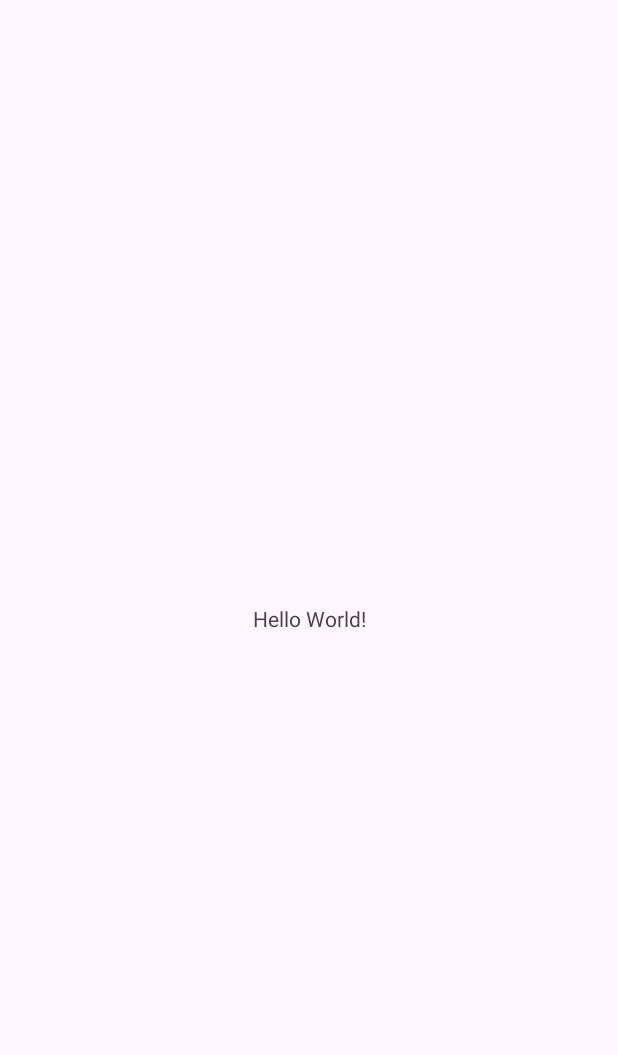
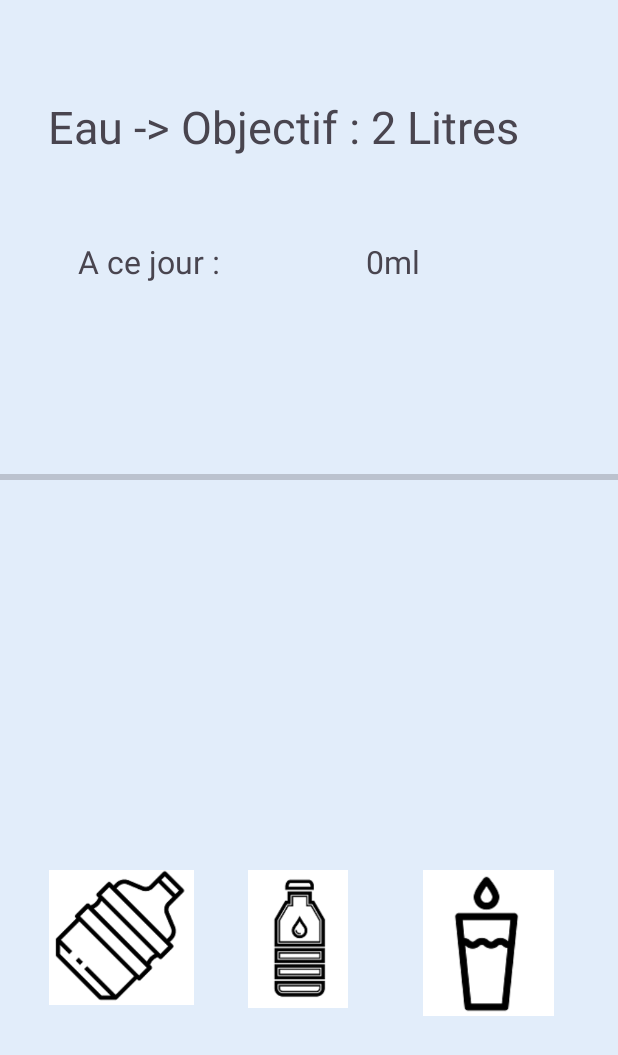
Before and after one commit to yanis3000/PROGRAMATION_ORIENTE_II, an Android app: the screen it shows after launch (MainActivity), on a phone screen of 412 x 824 dp. Before the commit the part shown is almost empty. Shown: the top 1055 px of the screen. Run offline under Robolectric (Android 15) with nearby library versions, the light colour scheme and no system bars.

Commit message:
feat : Annexe3!

```diff
--- /dev/null
+++ b/Annexe3/app/src/main/java/com/example/annexe3/MainActivity.java
@@ -0,0 +1,74 @@
+package com.example.annexe3;
+
+import android.os.Bundle;
+import android.view.View;
+import android.widget.ImageView;
+import android.widget.ProgressBar;
+import android.widget.TextView;
+
+import androidx.activity.EdgeToEdge;
+import androidx.appcompat.app.AppCompatActivity;
+import androidx.core.graphics.Insets;
+import androidx.core.view.ViewCompat;
+import androidx.core.view.WindowInsetsCompat;
+
+public class MainActivity extends AppCompatActivity {
+
+    ImageView imgBidon;
+    ImageView imgBouteille;
+    ImageView imgVerre;
+
+    TextView textmL;
+
+    ProgressBar progressBar;
+
+
+    int quantity;
+
+
+
+
+    @Override
+    protected void onCreate(Bundle savedInstanceState) {
+        super.onCreate(savedInstanceState);
+        EdgeToEdge.enable(this);
+        setContentView(R.layout.activity_main);
+        ViewCompat.setOnApplyWindowInsetsListener(findViewById(R.id.main), (v, insets) -> {
+            Insets systemBars = insets.getInsets(WindowInsetsCompat.Type.systemBars());
+            v.setPadding(systemBars.left, systemBars.top, systemBars.right, systemBars.bottom);
+            return insets;
+        });
+
+        // Initialisation des composants
+        imgBidon = findViewById(R.id.imgBidon);
+        imgBouteille = findViewById(R.id.imgBouteille);
+        imgVerre = findViewById(R.id.imgVerre);
+        textmL = findViewById(R.id.textemL);
+        progressBar = findViewById(R.id.progressBar);
+
+        //Créer un écouteur
+        Ecouteur ec = new Ecouteur();
+
+        imgBidon.setOnClickListener(ec);
+        imgBouteille.setOnClickListener(ec);
+        imgVerre.setOnClickListener(ec);
+
+    }
+
+    private class Ecouteur implements View.OnClickListener {
+        @Override
+        public void onClick(View source) {
+            if (source == imgBidon) quantity += 1500;
+            if (source == imgBouteille) quantity += 330;
+            if (source == imgVerre) quantity += 150;
+
+            progressBar.setProgress(quantity);
+
+            textmL.setText(String.valueOf(quantity) + " ml");
+
+        }
+
+    }
+
+
+}
--- a/Annexe3/app/src/main/java/com/example/annexe3/MainActivity.kt
+++ /dev/null
@@ -1,20 +0,0 @@
-package com.example.annexe3
-
-import android.os.Bundle
-import androidx.activity.enableEdgeToEdge
-import androidx.appcompat.app.AppCompatActivity
-import androidx.core.view.ViewCompat
-import androidx.core.view.WindowInsetsCompat
-
-class MainActivity : AppCompatActivity() {
-    override fun onCreate(savedInstanceState: Bundle?) {
-        super.onCreate(savedInstanceState)
-        enableEdgeToEdge()
-        setContentView(R.layout.activity_main)
-        ViewCompat.setOnApplyWindowInsetsListener(findViewById(R.id.main)) { v, insets ->
-            val systemBars = insets.getInsets(WindowInsetsCompat.Type.systemBars())
-            v.setPadding(systemBars.left, systemBars.top, systemBars.right, systemBars.bottom)
-            insets
-        }
-    }
-}
--- a/Annexe3/app/src/main/res/layout/activity_main.xml
+++ b/Annexe3/app/src/main/res/layout/activity_main.xml
@@ -5,13 +5,80 @@
     android:id="@+id/main"
     android:layout_width="match_parent"
     android:layout_height="match_parent"
+    android:background="#E2EDFA"
     tools:context=".MainActivity">
 
     <TextView
+        android:id="@+id/texteObjectif"
         android:layout_width="wrap_content"
         android:layout_height="wrap_content"
-        android:text="Hello World!"
-        app:layout_constraintBottom_toBottomOf="parent"
+        android:layout_marginStart="32dp"
+        android:layout_marginTop="64dp"
+        android:text="Eau -> Objectif : 2 Litres"
+        android:textSize="30sp"
+        app:layout_constraintStart_toStartOf="parent"
+        app:layout_constraintTop_toTopOf="parent" />
+
+    <TextView
+        android:id="@+id/texteJour"
+        android:layout_width="wrap_content"
+        android:layout_height="wrap_content"
+        android:layout_marginStart="52dp"
+        android:layout_marginTop="160dp"
+        android:text="A ce jour :"
+        android:textSize="21sp"
+        app:layout_constraintStart_toStartOf="parent"
+        app:layout_constraintTop_toTopOf="parent" />
+
+    <TextView
+        android:id="@+id/textemL"
+        android:layout_width="wrap_content"
+        android:layout_height="wrap_content"
+        android:layout_marginStart="244dp"
+        android:layout_marginTop="160dp"
+        android:text="0ml"
+        android:textSize="21sp"
+        app:layout_constraintStart_toStartOf="parent"
+        app:layout_constraintTop_toTopOf="parent" />
+
+    <ImageView
+        android:id="@+id/imgBidon"
+        android:layout_width="98dp"
+        android:layout_height="90dp"
+        android:layout_marginStart="32dp"
+        android:layout_marginTop="580dp"
+        app:layout_constraintStart_toStartOf="parent"
+        app:layout_constraintTop_toTopOf="parent"
+        app:srcCompat="@drawable/bidon" />
+
+    <ImageView
+        android:id="@+id/imgBouteille"
+        android:layout_width="85dp"
+        android:layout_height="92dp"
+        android:layout_marginStart="156dp"
+        android:layout_marginTop="580dp"
+        app:layout_constraintStart_toStartOf="parent"
+        app:layout_constraintTop_toTopOf="parent"
+        app:srcCompat="@drawable/bouteille" />
+
+    <ImageView
+        android:id="@+id/imgVerre"
+        android:layout_width="107dp"
+        android:layout_height="97dp"
+        android:layout_marginStart="272dp"
+        android:layout_marginTop="580dp"
+        app:layout_constraintStart_toStartOf="parent"
+        app:layout_constraintTop_toTopOf="parent"
+        app:srcCompat="@drawable/verre" />
+
+    <ProgressBar
+        android:id="@+id/progressBar"
+        style="?android:attr/progressBarStyleHorizontal"
+        android:layout_width="415dp"
+        android:layout_height="20dp"
+        android:layout_marginTop="308dp"
+        android:max="2000"
+        android:progressTint="#ED4D4D"
         app:layout_constraintEnd_toEndOf="parent"
         app:layout_constraintStart_toStartOf="parent"
         app:layout_constraintTop_toTopOf="parent" />
```
